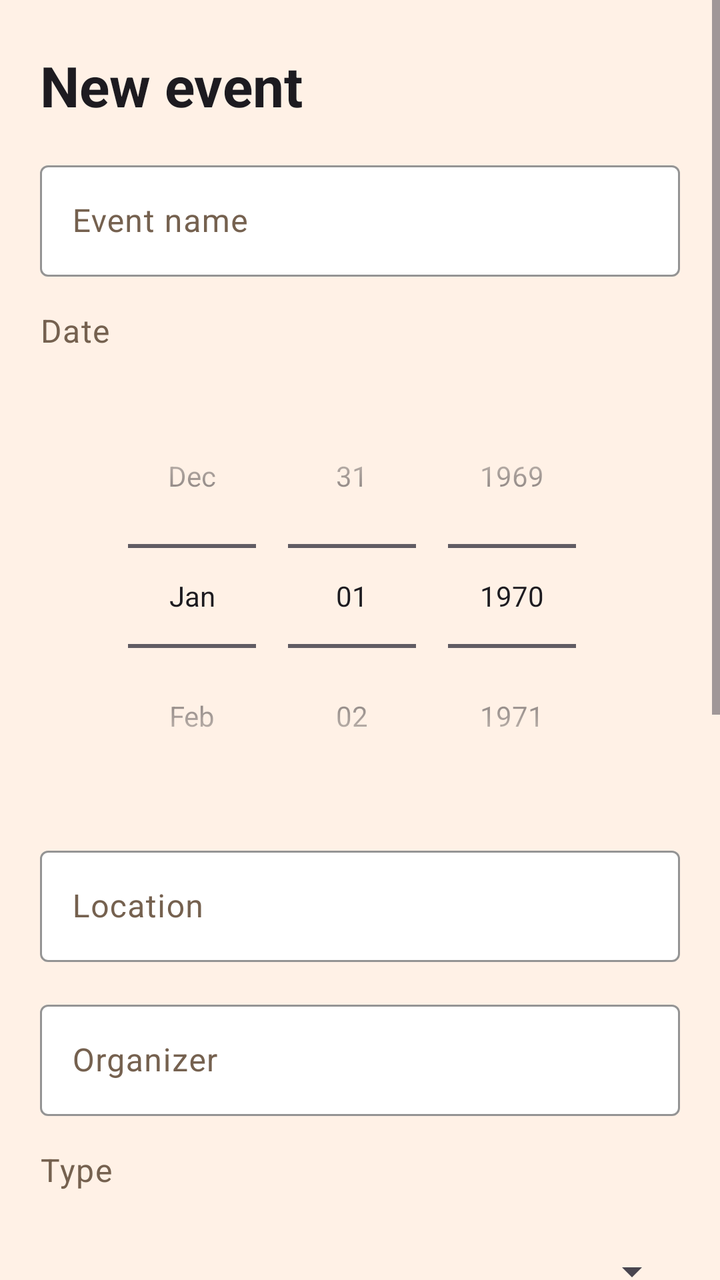
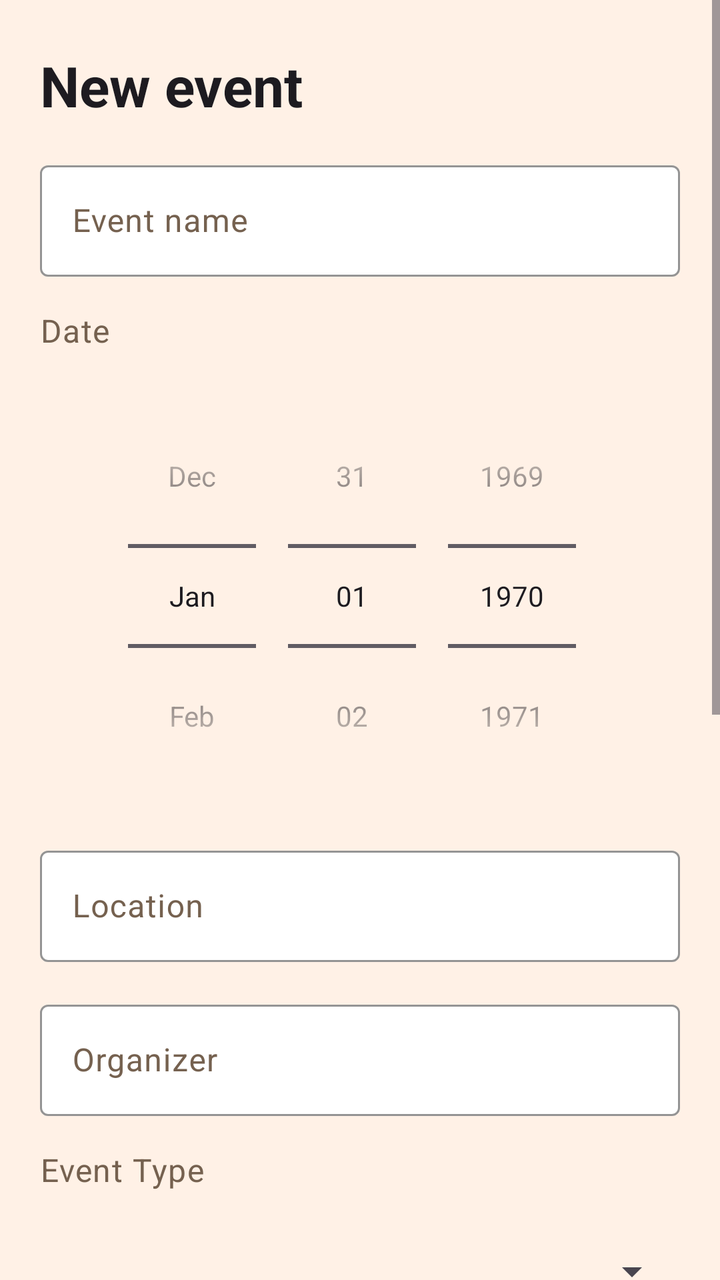

Screens rendered from an Android XML layout before and after an edit, with the pre-edit source and the edit as a unified diff.
<!-- AndroidManifest.xml: application theme Theme.EventAdmin -->
<!-- res/layout/activity_event_form.xml -->
<?xml version="1.0" encoding="utf-8"?>
<ScrollView xmlns:android="http://schemas.android.com/apk/res/android"
    xmlns:app="http://schemas.android.com/apk/res-auto"
    android:id="@+id/main"
    android:layout_width="match_parent"
    android:layout_height="match_parent">
    <LinearLayout
        android:layout_width="match_parent"
        android:layout_height="wrap_content"
        android:orientation="vertical"
        android:paddingHorizontal="@dimen/page_padding"
        android:paddingVertical="@dimen/space_large"
        android:divider="@drawable/spacer_medium"
        android:showDividers="middle">
        <TextView
            android:id="@+id/txtFormTitle"
            android:layout_width="wrap_content"
            android:layout_height="wrap_content"
            android:text="@string/title_new_event"
            android:textAppearance="?attr/textAppearanceHeadlineMedium"
            android:textStyle="bold" />
        <com.google.android.material.textfield.TextInputLayout
            android:id="@+id/inputName"
            style="@style/Widget.Material3.TextInputLayout.OutlinedBox"
            android:layout_width="match_parent"
            android:layout_height="wrap_content"
            android:hint="@string/hint_event_name"
            app:boxBackgroundColor="@color/field"
            app:boxStrokeColor="@color/accent">

            <com.google.android.material.textfield.TextInputEditText
                android:id="@+id/txtName"
                android:inputType="textCapWords"
                android:layout_width="match_parent"
                android:layout_height="wrap_content" />
        </com.google.android.material.textfield.TextInputLayout>

        <TextView
            android:id="@+id/lblDate"
            android:layout_width="wrap_content"
            android:layout_height="wrap_content"
            android:text="@string/hint_date"
            android:textAppearance="?attr/textAppearanceBodyLarge"
            android:textColor="@color/text_secondary" />
        <DatePicker
            android:id="@+id/datePicker"
            android:layout_width="match_parent"
            android:layout_height="wrap_content"
            android:datePickerMode="spinner"
            android:calendarViewShown="false" />
        <com.google.android.material.textfield.TextInputLayout
            android:id="@+id/inputLocation"
            style="@style/Widget.Material3.TextInputLayout.OutlinedBox"
            android:layout_width="match_parent"
            android:layout_height="wrap_content"
            android:hint="@string/hint_location"
            app:boxBackgroundColor="@color/field"
            app:boxStrokeColor="@color/accent">

            <com.google.android.material.textfield.TextInputEditText
                android:id="@+id/txtLocation"
                android:inputType="textCapWords"
                android:layout_width="match_parent"
                android:layout_height="wrap_content" />
        </com.google.android.material.textfield.TextInputLayout>
        <com.google.android.material.textfield.TextInputLayout
            android:id="@+id/inputOrganizer"
            style="@style/Widget.Material3.TextInputLayout.OutlinedBox"
            android:layout_width="match_parent"
            android:layout_height="wrap_content"
            android:hint="@string/hint_organizer"
            app:boxBackgroundColor="@color/field"
            app:boxStrokeColor="@color/accent">

            <com.google.android.material.textfield.TextInputEditText
                android:id="@+id/txtOrganizer"
                android:inputType="textCapWords"
                android:layout_width="match_parent"
                android:layout_height="wrap_content" />
        </com.google.android.material.textfield.TextInputLayout>
        <TextView
            android:id="@+id/lblType"
            android:layout_width="wrap_content"
            android:layout_height="wrap_content"
            android:text="@string/label_type"
            android:textAppearance="?attr/textAppearanceBodyLarge"
            android:textColor="@color/text_secondary" />
        <Spinner
            android:id="@+id/spinnerType"
            android:layout_width="match_parent"
            android:layout_height="wrap_content"
            android:minHeight="@dimen/spinner_min_height" />
        <TextView
            android:id="@+id/lblStatus"
            android:layout_width="wrap_content"
            android:layout_height="wrap_content"
            android:text="@string/label_status"
            android:textAppearance="?attr/textAppearanceBodyLarge"
            android:textColor="@color/text_secondary" />
        <Spinner
            android:id="@+id/spinnerStatus"
            android:layout_width="match_parent"
            android:layout_height="wrap_content"
            android:minHeight="@dimen/spinner_min_height" />
        <com.google.android.material.textfield.TextInputLayout
            android:id="@+id/inputDesc"
            style="@style/Widget.Material3.TextInputLayout.OutlinedBox"
            android:layout_width="match_parent"
            android:layout_height="wrap_content"
            android:hint="@string/hint_desc"
            app:boxBackgroundColor="@color/field"
            app:boxStrokeColor="@color/accent"
            app:counterEnabled="true"
            app:counterMaxLength="@integer/max_desc_length">

            <com.google.android.material.textfield.TextInputEditText
                android:id="@+id/txtDesc"
                android:inputType="textMultiLine"
                android:minLines="@integer/min_lines"
                android:maxLines="@integer/max_lines"
                android:gravity="top|start"
                android:layout_width="match_parent"
                android:layout_height="wrap_content" />
        </com.google.android.material.textfield.TextInputLayout>
        <com.google.android.material.textfield.TextInputLayout
            android:id="@+id/inputEmail"
            style="@style/Widget.Material3.TextInputLayout.OutlinedBox"
            android:layout_width="match_parent"
            android:layout_height="wrap_content"
            android:hint="@string/hint_email"
            app:boxBackgroundColor="@color/field"
            app:boxStrokeColor="@color/accent">

            <com.google.android.material.textfield.TextInputEditText
                android:id="@+id/txtEmail"
                android:inputType="textEmailAddress"
                android:layout_width="match_parent"
                android:layout_height="wrap_content" />
        </com.google.android.material.textfield.TextInputLayout>
        <com.google.android.material.textfield.TextInputLayout
            android:id="@+id/inputPhone"
            style="@style/Widget.Material3.TextInputLayout.OutlinedBox"
            android:layout_width="match_parent"
            android:layout_height="wrap_content"
            android:hint="@string/hint_phone"
            app:boxBackgroundColor="@color/field"
            app:boxStrokeColor="@color/accent">

            <com.google.android.material.textfield.TextInputEditText
                android:id="@+id/txtPhone"
                android:inputType="phone"
                android:layout_width="match_parent"
                android:layout_height="wrap_content" />
        </com.google.android.material.textfield.TextInputLayout>
        <com.google.android.material.button.MaterialButton
            android:id="@+id/btnSave"
            android:layout_width="match_parent"
            android:layout_height="@dimen/button_height"
            android:text="@string/button_save"
            app:backgroundTint="@color/accent"
            android:textColor="@color/on_accent"
            app:cornerRadius="@dimen/button_corner"  />
        <com.google.android.material.button.MaterialButton
            style="@style/Widget.Material3.Button.OutlinedButton"
            android:id="@+id/btnDelete"
            android:layout_width="match_parent"
            android:layout_height="@dimen/button_height"
            android:text="@string/button_delete"
            app:strokeColor="@color/danger"
            android:textColor="@color/danger"
            android:visibility="gone"
            app:cornerRadius="@dimen/button_corner"  />
    </LinearLayout>

</ScrollView>
<!-- resources referenced by this layout -->
<resources>
  <color name="accent">#2F6F6A</color>
  <color name="danger">#B3261E</color>
  <color name="field">#FFFFFF</color>
  <color name="on_accent">#FFFFFF</color>
  <color name="text_secondary">#75614F</color>
  <dimen name="button_corner">12dp</dimen>
  <dimen name="button_height">56dp</dimen>
  <dimen name="page_padding">20dp</dimen>
  <dimen name="space_large">24dp</dimen>
  <dimen name="spinner_min_height">48dp</dimen>
  <!-- drawable spacer_medium (drawable) -->
  <?xml version="1.0" encoding="utf-8"?>
  <shape xmlns:android="http://schemas.android.com/apk/res/android"
      android:shape="rectangle">
      <size android:height="@dimen/space_medium" />
  </shape>
  <integer name="max_desc_length">200</integer>
  <integer name="max_lines">8</integer>
  <integer name="min_lines">3</integer>
  <string name="button_delete">Delete event</string>
  <string name="button_save">Save event</string>
  <string name="hint_date">Date</string>
  <string name="hint_desc">Description</string>
  <string name="hint_email">Email</string>
  <string name="hint_event_name">Event name</string>
  <string name="hint_location">Location</string>
  <string name="hint_organizer">Organizer</string>
  <string name="hint_phone">Phone</string>
  <string name="label_status">Status</string>
  <string name="label_type">Type</string>
  <string name="title_new_event">New event</string>
  <style name="Theme.EventAdmin" parent="Base.Theme.EventAdmin" />
  <dimen name="space_medium">16dp</dimen>
  <style name="Base.Theme.EventAdmin" parent="Theme.Material3.Light.NoActionBar">
          
          
          <item name="colorPrimary">@color/accent</item>
          <item name="android:colorBackground">@color/background</item>
          <item name="colorOnPrimary">@color/on_accent</item>
          <item name="colorSurface">@color/surface</item>
          <item name="colorOnBackground">@color/text_primary</item>
          <item name="colorOnSurface">@color/text_primary</item>
          <item name="colorOnSurfaceVariant">@color/text_secondary</item>
      </style>
  <color name="background">#FFF1E6</color>
  <color name="surface">#FFFFFF</color>
  <color name="text_primary">#2B211B</color>
</resources>

<!-- the commit's change to res/layout/activity_event_form.xml (unified diff, before → after) -->
@@ -82,7 +82,7 @@
             android:id="@+id/lblType"
             android:layout_width="wrap_content"
             android:layout_height="wrap_content"
-            android:text="@string/label_type"
+            android:text="@string/label_event_type"
             android:textAppearance="?attr/textAppearanceBodyLarge"
             android:textColor="@color/text_secondary" />
         <Spinner
@@ -156,7 +156,7 @@
             android:id="@+id/btnSave"
             android:layout_width="match_parent"
             android:layout_height="@dimen/button_height"
-            android:text="@string/button_save"
+            android:text="@string/button_save_event"
             app:backgroundTint="@color/accent"
             android:textColor="@color/on_accent"
             app:cornerRadius="@dimen/button_corner"  />
@@ -165,7 +165,7 @@
             android:id="@+id/btnDelete"
             android:layout_width="match_parent"
             android:layout_height="@dimen/button_height"
-            android:text="@string/button_delete"
+            android:text="@string/button_delete_event"
             app:strokeColor="@color/danger"
             android:textColor="@color/danger"
             android:visibility="gone"
<!-- resource entries referenced after the edit -->
@@ -19,8 +19,10 @@
   <integer name="max_desc_length">200</integer>
   <integer name="max_lines">8</integer>
   <integer name="min_lines">3</integer>
-  <string name="button_delete">Delete event</string>
-  <string name="button_save">Save event</string>
+  <string name="button_delete_event">Delete event</string>
+      // Edit Event Form Error
+  <string name="button_save_event">Save event</string>
+      // Event Form Error
   <string name="hint_date">Date</string>
   <string name="hint_desc">Description</string>
   <string name="hint_email">Email</string>
@@ -28,8 +30,8 @@
   <string name="hint_location">Location</string>
   <string name="hint_organizer">Organizer</string>
   <string name="hint_phone">Phone</string>
+  <string name="label_event_type">Event Type</string>
   <string name="label_status">Status</string>
-  <string name="label_type">Type</string>
   <string name="title_new_event">New event</string>
   <style name="Theme.EventAdmin" parent="Base.Theme.EventAdmin" />
   <dimen name="space_medium">16dp</dimen>
